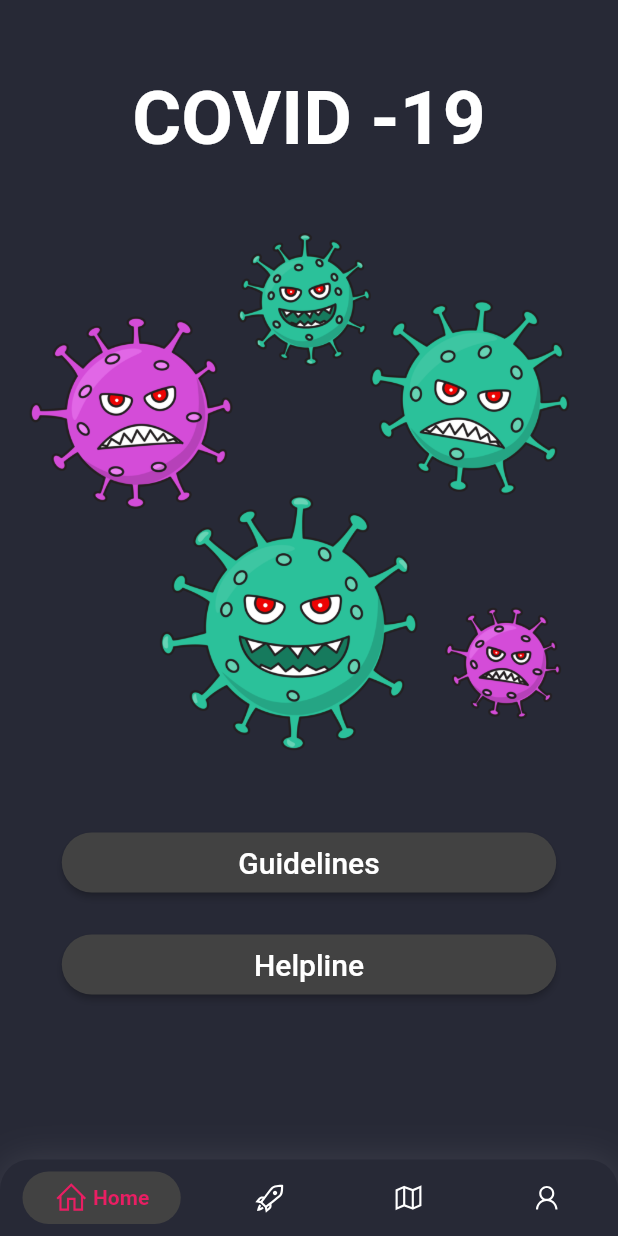
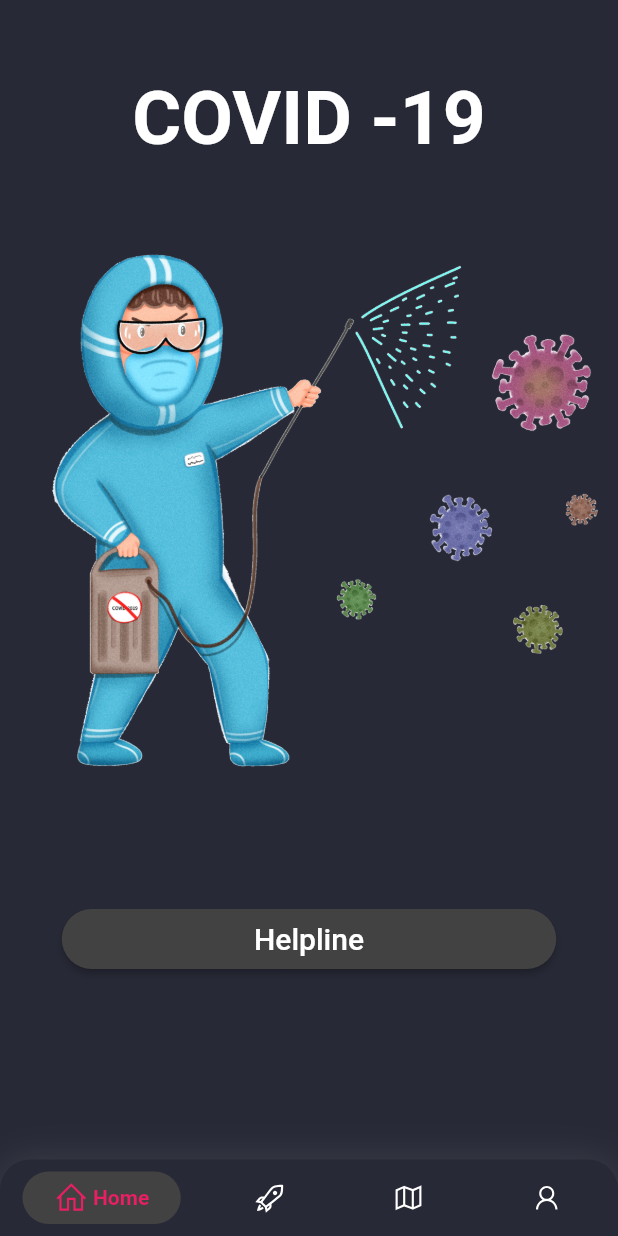
Before and after one commit to kavinkumar999/covid19-tracking, a Flutter app: the screen it shows after launch, on a phone screen of 412 x 824 dp. Run offline on Flutter 3.47's test engine with Material 2 defaults, Android fonts, the phone set to English and light mode, and no system bars; drawn by our look-alikes of google_nav_bar; our stand-ins replace bloc, flutter_bloc, fluttertoast, line_awesome_icons, shared_preferences.

Commit message:
feat[covid] : Add screenshots

```diff
--- a/lib/presentation/screen/home.dart
+++ b/lib/presentation/screen/home.dart
@@ -12,7 +12,7 @@ class _HomeState extends State<Home> with TickerProviderStateMixin {
   void initState() {
     // TODO: implement initState
     _controller =
-        AnimationController(vsync: this, duration: Duration(seconds: 2))
+        AnimationController(vsync: this, duration: Duration(seconds: 1))
     ..addListener(() {
             setState(() {});
           })
@@ -25,7 +25,7 @@ class _HomeState extends State<Home> with TickerProviderStateMixin {
     });
 
     image =
-        Tween(begin: Offset(0, 0), end: Offset(0, 50.0)).animate(_controller);
+        Tween(begin: Offset(0, 0), end: Offset(0, 70.0)).animate(_controller);
     _controller.forward();
     super.initState();
   }
@@ -58,30 +58,30 @@ class _HomeState extends State<Home> with TickerProviderStateMixin {
                 offset: image.value,
                 child: Image(
                   alignment: Alignment.centerRight,
-                  image: AssetImage("assests/11223.png"),
+                  image: AssetImage("assests/covidcan.png"),
                   // height: 50,
                 ),
               ),
               SizedBox(
                 height: 30,
               ),
-              MaterialButton(
-                shape: RoundedRectangleBorder(
-                  borderRadius: BorderRadius.circular(20),
-                ),
-                minWidth: width * 0.8,
-                height: 40,
-                color: Colors.grey[800],
-                child: Text(
-                  "Guidelines",
-                  style: TextStyle(fontSize: 20,color: Colors.white),
-                ),
-                hoverColor: Colors.grey,
-                splashColor: Colors.grey,
-                onPressed: () {},
-              ),
+              // MaterialButton(
+              //   shape: RoundedRectangleBorder(
+              //     borderRadius: BorderRadius.circular(20),
+              //   ),
+              //   minWidth: width * 0.8,
+              //   height: 40,
+              //   color: Colors.grey[800],
+              //   child: Text(
+              //     "Guidelines",
+              //     style: TextStyle(fontSize: 20,color: Colors.white),
+              //   ),
+              //   hoverColor: Colors.grey,
+              //   splashColor: Colors.grey,
+              //   onPressed: () {},
+              // ),
               SizedBox(
-                height: 20,
+                height: 80,
               ),
               MaterialButton(
                 shape: RoundedRectangleBorder(
```
Also changed, not shown: assests/covidcan.png (added), flutter_01.png (added), flutter_02.png (added), flutter_03.png (added), flutter_04.png (added).
